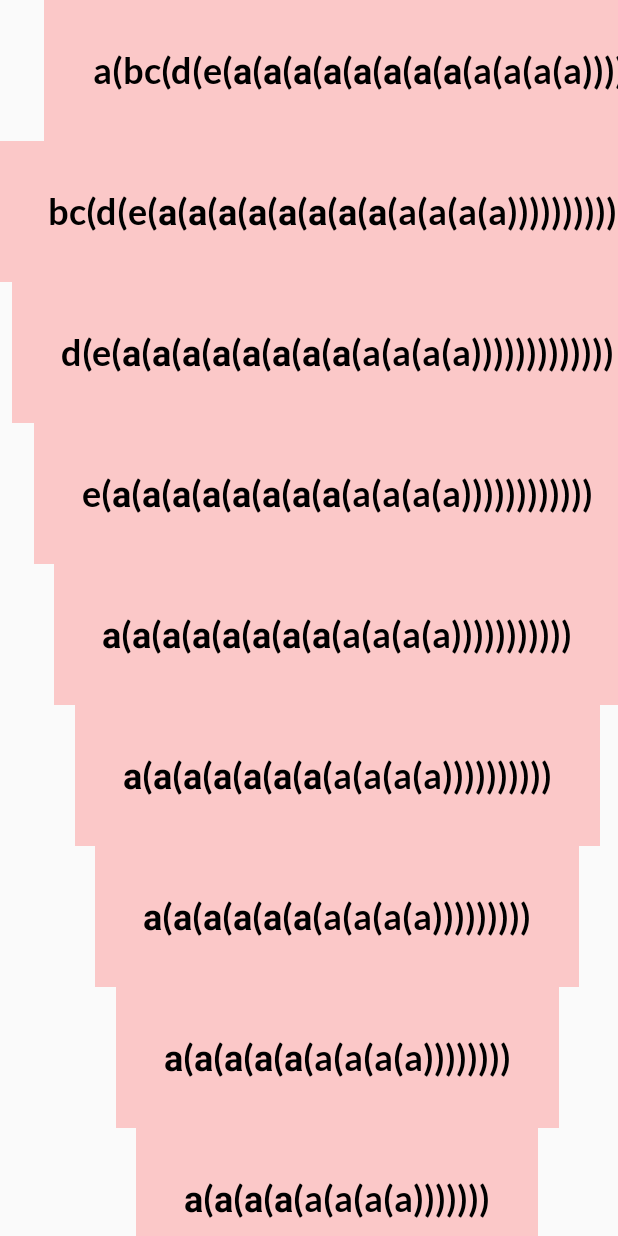
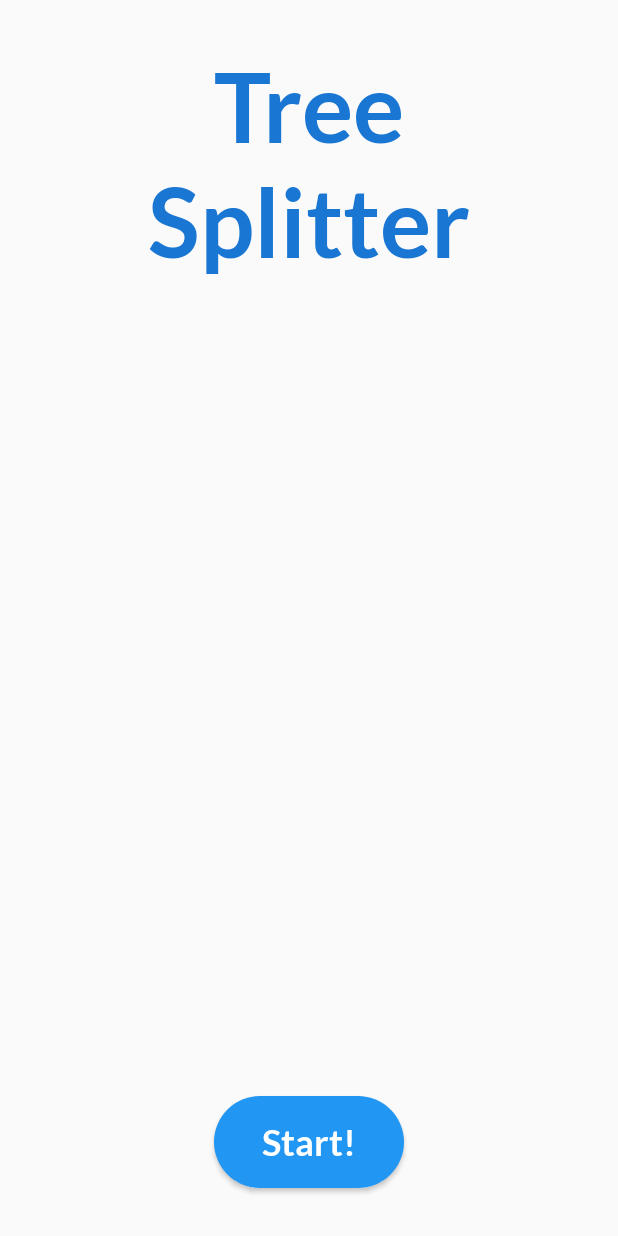
Before and after one commit to flaringapp/KursachAndroid, an Android app: the screen it shows after launch (MainActivity), on a phone screen of 412 x 824 dp. Run offline under Robolectric (Android 15) with nearby library versions, the phone set to English and light mode, and no system bars.

Commit message:
Add simple home screen UI

```diff
--- a/app/src/main/java/com/flaringapp/base/presentation/fragments/home/IHomePresenter.java
+++ b/app/src/main/java/com/flaringapp/base/presentation/fragments/home/IHomePresenter.java
@@ -3,4 +3,5 @@ package com.flaringapp.base.presentation.fragments.home;
 import com.flaringapp.base.presentation.mvp.IBasePresenter;
 
 public interface IHomePresenter extends IBasePresenter<IHomeView> {
+    void onNextClicked();
 }
--- a/app/src/main/java/com/flaringapp/base/presentation/fragments/home/impl/HomeFragment.java
+++ b/app/src/main/java/com/flaringapp/base/presentation/fragments/home/impl/HomeFragment.java
@@ -1,6 +1,10 @@
 package com.flaringapp.base.presentation.fragments.home.impl;
 
+import android.view.View;
+import android.widget.Button;
+
 import androidx.annotation.NonNull;
+import androidx.annotation.Nullable;
 
 import com.flaringapp.base.R;
 import com.flaringapp.base.app.di.Di;
@@ -9,6 +13,9 @@ import com.flaringapp.base.presentation.mvp.BaseFragment;
 import com.flaringapp.base.presentation.fragments.home.IHomeView;
 
 public class HomeFragment extends BaseFragment<IHomePresenter> implements IHomeView {
+
+    @Nullable
+    private Button buttonStart;
 
     public static HomeFragment newInstance() {
         return new HomeFragment();
@@ -24,4 +31,20 @@ public class HomeFragment extends BaseFragment<IHomePresenter> implements IHomeV
     protected int provideLayoutRes() {
         return R.layout.fragment_home;
     }
+
+    @Override
+    protected void initViews(View view) {
+        buttonStart = view.findViewById(R.id.buttonStart);
+    }
+
+    @Override
+    protected void init() {
+        super.init();
+        buttonStart.setOnClickListener(view -> presenter.onNextClicked());
+    }
+
+    @Override
+    protected void releaseViews() {
+        buttonStart = null;
+    }
 }
--- a/app/src/main/java/com/flaringapp/base/presentation/fragments/home/impl/HomePresenter.java
+++ b/app/src/main/java/com/flaringapp/base/presentation/fragments/home/impl/HomePresenter.java
@@ -15,7 +15,7 @@ public class HomePresenter extends BasePresenter<IHomeView> implements IHomePres
     }
 
     @Override
-    public void onStart() {
+    public void onNextClicked() {
         navigator.navigateTo(
                 Screen.TREE,
                 "a(bc(d(e(а(а(а(а(а(а(а(а(a(a(a(a))))))))))))))fg(h)ij)k(l(m)n(o(p)r)s)(tu)",
--- a/app/src/main/java/com/flaringapp/base/presentation/mvp/BaseFragment.java
+++ b/app/src/main/java/com/flaringapp/base/presentation/mvp/BaseFragment.java
@@ -68,10 +68,20 @@ public abstract class BaseFragment<T extends IBasePresenter> extends Fragment
         presenter.onStart();
     }
 
+    @CallSuper
     protected void init() {
+        initViews(getView());
     }
 
+    protected void initViews(View view) {
+    }
+
+    @CallSuper
     protected void release() {
+        releaseViews();
+    }
+
+    protected void releaseViews() {
     }
 
     @Override
--- a/app/src/main/res/layout/fragment_home.xml
+++ b/app/src/main/res/layout/fragment_home.xml
@@ -1,6 +1,28 @@
 <?xml version="1.0" encoding="utf-8"?>
-<LinearLayout xmlns:android="http://schemas.android.com/apk/res/android"
-    android:orientation="vertical" android:layout_width="match_parent"
+<androidx.constraintlayout.widget.ConstraintLayout xmlns:android="http://schemas.android.com/apk/res/android"
+    xmlns:app="http://schemas.android.com/apk/res-auto"
+    android:orientation="vertical"
+    android:layout_width="match_parent"
     android:layout_height="match_parent">
 
-</LinearLayout>
+    <TextView
+        style="@style/Text.AppTitle"
+        android:layout_width="0dp"
+        android:layout_height="wrap_content"
+        android:text="@string/app_name"
+        app:layout_constraintStart_toStartOf="parent"
+        app:layout_constraintEnd_toEndOf="parent"
+        app:layout_constraintTop_toTopOf="parent"/>
+
+    <Button
+        style="@style/Button.Action"
+        android:id="@+id/buttonStart"
+        android:layout_width="wrap_content"
+        android:layout_height="wrap_content"
+        android:layout_marginBottom="32dp"
+        android:text="@string/start"
+        app:layout_constraintStart_toStartOf="parent"
+        app:layout_constraintEnd_toEndOf="parent"
+        app:layout_constraintBottom_toBottomOf="parent" />
+
+</androidx.constraintlayout.widget.ConstraintLayout>
--- a/app/src/main/res/values/strings.xml
+++ b/app/src/main/res/values/strings.xml
@@ -1,3 +1,4 @@
 <resources>
-    <string name="app_name">Base</string>
+    <string name="app_name">Tree Splitter</string>
+    <string name="start">Start!</string>
 </resources>
```
